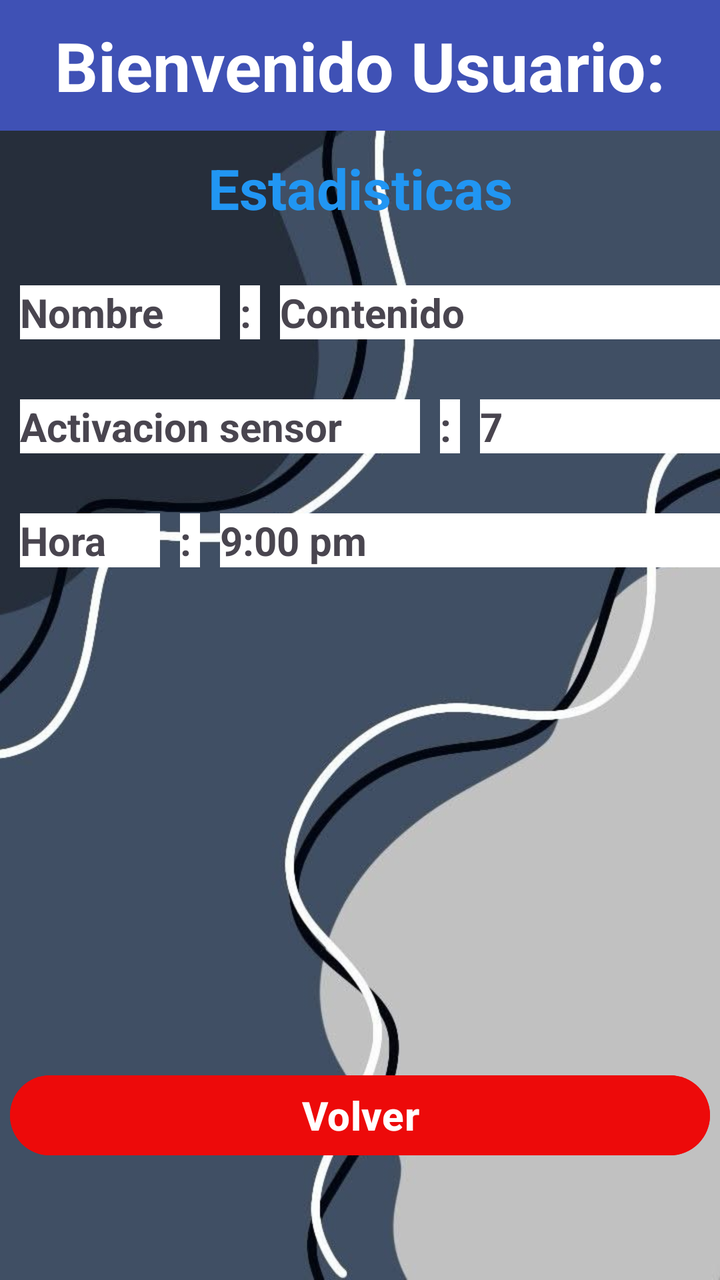
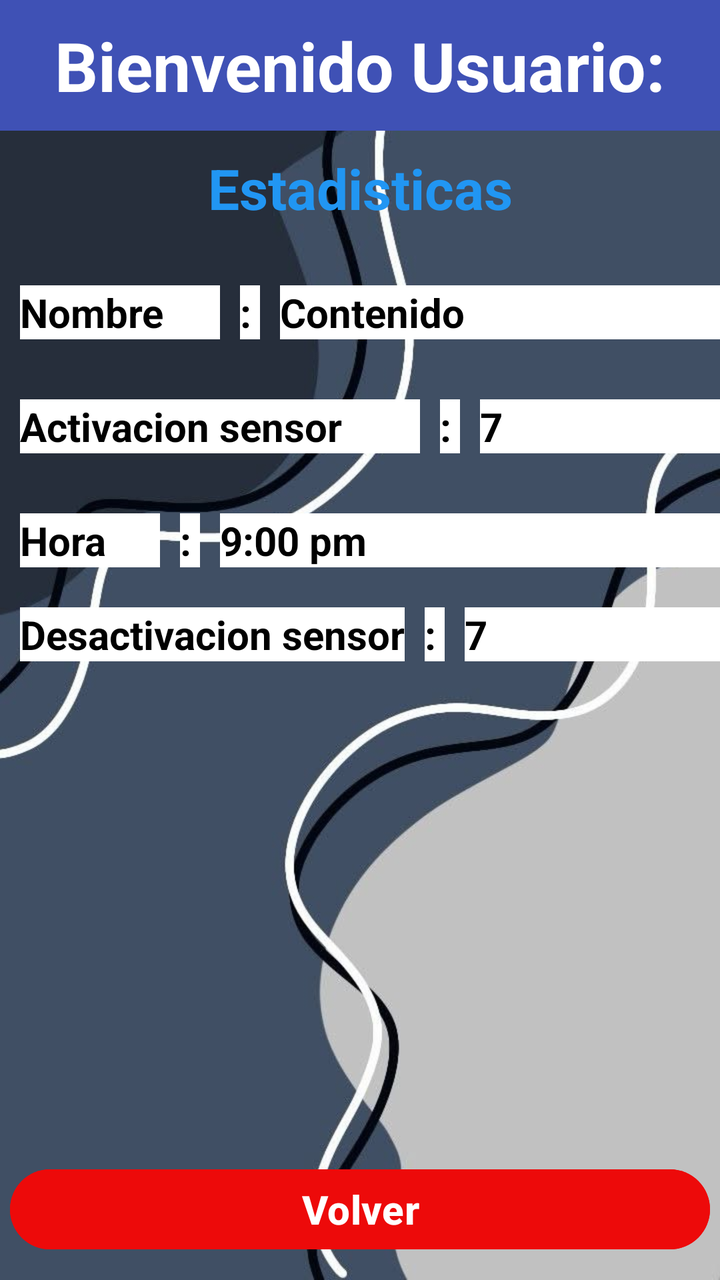

The first picture is an Android layout as it rendered before a commit; the second is the same layout after the commit. The layout source and the unified diff follow.
<!-- AndroidManifest.xml: application theme Theme.Sensor_gas -->
<!-- res/layout/activity_estadisticas.xml -->
<?xml version="1.0" encoding="utf-8"?>
<LinearLayout xmlns:android="http://schemas.android.com/apk/res/android"
    xmlns:app="http://schemas.android.com/apk/res-auto"
    xmlns:tools="http://schemas.android.com/tools"
    android:id="@+id/main"
    android:layout_width="match_parent"
    android:layout_height="match_parent"
    android:background="@drawable/fondo"
    android:orientation="vertical"
    tools:context=".Estadisticas">

    <TextView
        android:id="@+id/tvusuestadisticas"
        android:layout_width="match_parent"
        android:layout_height="wrap_content"
        android:background="#3F51B5"
        android:paddingTop="10dp"
        android:paddingBottom="10dp"
        android:text="Bienvenido Usuario:"
        android:textAlignment="center"
        android:textColor="@color/white"
        android:textSize="34sp"
        android:textStyle="bold" />

    <TextView
        android:id="@+id/tvtitestadisticas"
        android:layout_width="match_parent"
        android:layout_height="wrap_content"
        android:layout_marginTop="10dp"
        android:text="Estadisticas"
        android:textAlignment="center"
        android:textColor="#2196F3"
        android:textSize="28sp"
        android:textStyle="bold" />

    <LinearLayout
        android:layout_width="match_parent"
        android:layout_height="wrap_content"
        android:orientation="horizontal">

        <TextView
            android:id="@+id/tv1est"
            android:layout_width="100dp"
            android:layout_height="wrap_content"
            android:layout_marginLeft="10dp"
            android:layout_marginTop="30dp"
            android:background="@color/white"
            android:text="Nombre"
            android:textSize="20sp"
            android:textStyle="bold" />

        <TextView
            android:id="@+id/tv2est"
            android:layout_width="10sp"
            android:layout_height="wrap_content"
            android:layout_marginLeft="10dp"
            android:layout_marginTop="30dp"
            android:background="@color/white"
            android:text=":"
            android:textSize="20sp"
            android:textStyle="bold" />

        <TextView
            android:id="@+id/tv3est"
            android:layout_width="wrap_content"
            android:layout_height="wrap_content"
            android:layout_marginLeft="10dp"
            android:layout_marginTop="30dp"
            android:layout_weight="1"
            android:background="@color/white"
            android:text="Contenido"
            android:textSize="20sp"
            android:textStyle="bold" />
    </LinearLayout>

    <LinearLayout
        android:layout_width="match_parent"
        android:layout_height="wrap_content"
        android:orientation="horizontal">

        <TextView
            android:id="@+id/tv4est"
            android:layout_width="200dp"
            android:layout_height="wrap_content"
            android:layout_marginLeft="10dp"
            android:layout_marginTop="30dp"
            android:background="@color/white"
            android:text="Activacion sensor"
            android:textSize="20sp"
            android:textStyle="bold" />

        <TextView
            android:id="@+id/tv5est"
            android:layout_width="10dp"
            android:layout_height="wrap_content"
            android:layout_marginLeft="10dp"
            android:layout_marginTop="30dp"
            android:background="@color/white"
            android:text=":"
            android:textSize="20sp"
            android:textStyle="bold" />

        <TextView
            android:id="@+id/tv6est"
            android:layout_width="wrap_content"
            android:layout_height="wrap_content"
            android:layout_marginLeft="10dp"
            android:layout_marginTop="30dp"
            android:layout_weight="1"
            android:background="@color/white"
            android:text="7"
            android:textSize="20sp"
            android:textStyle="bold" />
    </LinearLayout>

    <LinearLayout
        android:layout_width="match_parent"
        android:layout_height="wrap_content"
        android:orientation="horizontal">

        <TextView
            android:id="@+id/tv7est"
            android:layout_width="70dp"
            android:layout_height="wrap_content"
            android:layout_marginLeft="10dp"
            android:layout_marginTop="30dp"
            android:background="@color/white"
            android:text="Hora"
            android:textSize="20sp"
            android:textStyle="bold" />

        <TextView
            android:id="@+id/tv8est"
            android:layout_width="10dp"
            android:layout_height="wrap_content"
            android:layout_marginLeft="10dp"
            android:layout_marginTop="30dp"
            android:background="@color/white"
            android:text=":"
            android:textSize="20sp"
            android:textStyle="bold" />

        <TextView
            android:id="@+id/tv9est"
            android:layout_width="wrap_content"
            android:layout_height="wrap_content"
            android:layout_marginLeft="10dp"
            android:layout_marginTop="30dp"
            android:layout_weight="1"
            android:background="@color/white"
            android:text="9:00 pm"
            android:textSize="20sp"
            android:textStyle="bold" />
    </LinearLayout>

    <Button
        android:id="@+id/btnvolest"
        android:layout_width="350dp"
        android:layout_height="wrap_content"
        android:layout_gravity="center"
        android:layout_marginTop="250dp"
        android:backgroundTint="#ED0A0A"
        android:gravity="center"
        android:text="Volver"
        android:textSize="20sp"
        android:textStyle="bold" />
</LinearLayout>
<!-- resources referenced by this layout -->
<resources>
  <color name="white">#FFFFFFFF</color>
  <!-- drawable fondo: jpg bitmap (drawable, 40462 bytes) -->
  <style name="Theme.Sensor_gas" parent="Base.Theme.Sensor_gas" />
  <style name="Base.Theme.Sensor_gas" parent="Theme.Material3.DayNight.NoActionBar">
          
          
      </style>
</resources>

<!-- the commit's change to res/layout/activity_estadisticas.xml (unified diff, before → after) -->
@@ -46,6 +46,7 @@
             android:layout_marginTop="30dp"
             android:background="@color/white"
             android:text="Nombre"
+            android:textColor="@color/black"
             android:textSize="20sp"
             android:textStyle="bold" />
 
@@ -57,6 +58,7 @@
             android:layout_marginTop="30dp"
             android:background="@color/white"
             android:text=":"
+            android:textColor="@color/black"
             android:textSize="20sp"
             android:textStyle="bold" />
 
@@ -69,6 +71,7 @@
             android:layout_weight="1"
             android:background="@color/white"
             android:text="Contenido"
+            android:textColor="@color/black"
             android:textSize="20sp"
             android:textStyle="bold" />
     </LinearLayout>
@@ -86,6 +89,7 @@
             android:layout_marginTop="30dp"
             android:background="@color/white"
             android:text="Activacion sensor"
+            android:textColor="@color/black"
             android:textSize="20sp"
             android:textStyle="bold" />
 
@@ -97,6 +101,7 @@
             android:layout_marginTop="30dp"
             android:background="@color/white"
             android:text=":"
+            android:textColor="@color/black"
             android:textSize="20sp"
             android:textStyle="bold" />
 
@@ -109,6 +114,7 @@
             android:layout_weight="1"
             android:background="@color/white"
             android:text="7"
+            android:textColor="@color/black"
             android:textSize="20sp"
             android:textStyle="bold" />
     </LinearLayout>
@@ -126,6 +132,7 @@
             android:layout_marginTop="30dp"
             android:background="@color/white"
             android:text="Hora"
+            android:textColor="@color/black"
             android:textSize="20sp"
             android:textStyle="bold" />
 
@@ -137,6 +144,7 @@
             android:layout_marginTop="30dp"
             android:background="@color/white"
             android:text=":"
+            android:textColor="@color/black"
             android:textSize="20sp"
             android:textStyle="bold" />
 
@@ -149,6 +157,50 @@
             android:layout_weight="1"
             android:background="@color/white"
             android:text="9:00 pm"
+            android:textColor="@color/black"
+            android:textSize="20sp"
+            android:textStyle="bold" />
+    </LinearLayout>
+
+    <LinearLayout
+        android:layout_width="match_parent"
+        android:layout_height="wrap_content"
+        android:orientation="horizontal">
+
+        <TextView
+            android:id="@+id/tv10est"
+            android:layout_width="wrap_content"
+            android:layout_height="wrap_content"
+            android:layout_marginLeft="10dp"
+            android:layout_marginTop="20dp"
+            android:background="@color/white"
+            android:text="Desactivacion sensor"
+            android:textColor="@color/black"
+            android:textSize="20sp"
+            android:textStyle="bold" />
+
+        <TextView
+            android:id="@+id/tv11est"
+            android:layout_width="10dp"
+            android:layout_height="wrap_content"
+            android:layout_marginLeft="10dp"
+            android:layout_marginTop="20dp"
+            android:background="@color/white"
+            android:text=":"
+            android:textColor="@color/black"
+            android:textSize="20sp"
+            android:textStyle="bold" />
+
+        <TextView
+            android:id="@+id/tv12est"
+            android:layout_width="wrap_content"
+            android:layout_height="wrap_content"
+            android:layout_marginLeft="10dp"
+            android:layout_marginTop="20dp"
+            android:layout_weight="1"
+            android:background="@color/white"
+            android:text="7"
+            android:textColor="@color/black"
             android:textSize="20sp"
             android:textStyle="bold" />
     </LinearLayout>
<!-- resource entries referenced after the edit -->
@@ -1,5 +1,6 @@
 <!-- resources referenced by this layout -->
 <resources>
+  <color name="black">#FF000000</color>
   <color name="white">#FFFFFFFF</color>
   <!-- drawable fondo: jpg bitmap (drawable, 40462 bytes) -->
   <style name="Theme.Sensor_gas" parent="Base.Theme.Sensor_gas" />
